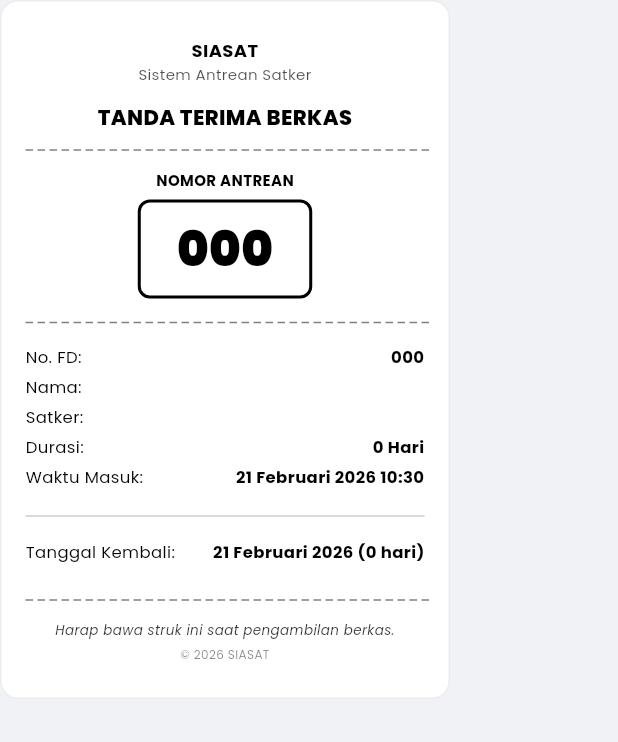
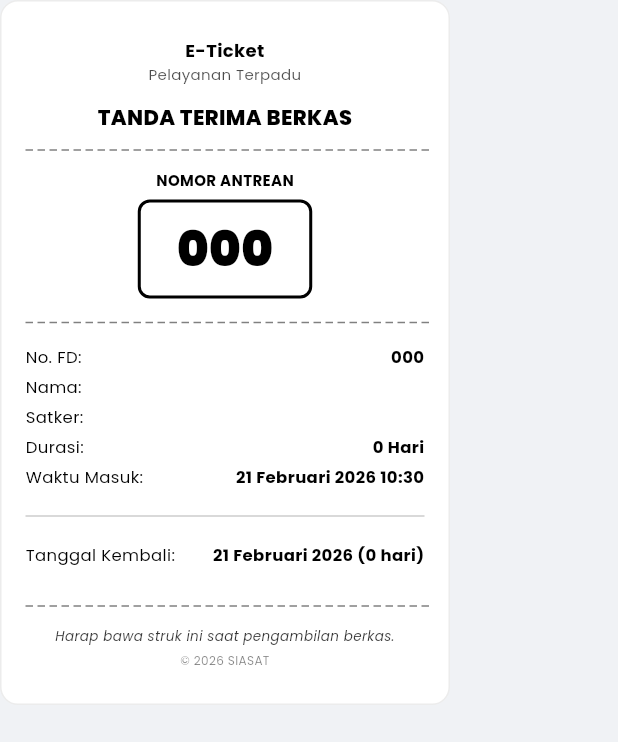
Before and after one commit to masumrpg/sistem_antrean_satker, a Flutter app: the ReceiptWidget widget shown alone on an empty page, opened directly with empty values, on a phone screen of 412 x 824 dp. Shown: the top 742 px of the screen. Run offline on Flutter 3.47's test engine with Material 3 defaults, Android fonts, the phone set to English and light mode, and no system bars; our stand-ins replace file_picker, google_fonts, pdf, printing, sqflite_common_ffi; accounts and stored records are empty.

Commit message:
feat: Refine FD number auto-increment logic, update PDF branding, and enhance input form layout with dialog-based FD entry.

```diff
--- a/lib/providers/antrian_provider.dart
+++ b/lib/providers/antrian_provider.dart
@@ -288,10 +288,9 @@ class AntrianProvider extends ChangeNotifier {
       // Save to database
       await db.insertAntrian(antrian.toMap());
 
-      if (_isAutoFD) {
-        _lastAutoFD = _nomorFD;
-        await db.saveLastFDNumber(_lastAutoFD);
-      }
+      // Update auto FD base if successful (even if manually entered)
+      _lastAutoFD = _nomorFD;
+      await db.saveLastFDNumber(_lastAutoFD);
 
       // Generate & print PDF
       final pdfDoc = await _generatePdf(antrian);
@@ -307,10 +306,11 @@ class AntrianProvider extends ChangeNotifier {
         ),
       );
 
-      // Auto-increment after printing
+      // Auto-increment after printing if auto-fd is enabled
+      // The logic requires setting _nomorFD to _lastAutoFD + 1 for the next ticket
+      // if auto-FD is currently active.
       if (_isAutoFD) {
-        _nomorFD++;
-        _lastAutoFD = _nomorFD - 1;
+        _nomorFD = _lastAutoFD + 1;
       }
 
       // Reset form
@@ -322,6 +322,7 @@ class AntrianProvider extends ChangeNotifier {
       _selectedSubSatker = '';
       _durasi = AppConstants.defaultDurasi;
 
+      // Ensure form displays the next FD correctly
       if (_isAutoFD) {
         _nomorFD = _lastAutoFD + 1;
       }
@@ -422,14 +423,14 @@ class AntrianProvider extends ChangeNotifier {
             crossAxisAlignment: pw.CrossAxisAlignment.center,
             children: [
               pw.Text(
-                'SIASAT',
+                'E-Ticket',
                 style: pw.TextStyle(
                   fontSize: 10,
                   fontWeight: pw.FontWeight.bold,
                 ),
               ),
               pw.Text(
-                'Sistem Antrean Satker',
+                'Pelayanan Terpadu',
                 style: const pw.TextStyle(fontSize: 7),
               ),
               pw.SizedBox(height: 8),
@@ -527,7 +528,7 @@ class AntrianProvider extends ChangeNotifier {
               ),
               pw.SizedBox(height: 4),
               pw.Text(
-                '© ${DateTime.now().year} SIASAT',
+                '© ${DateTime.now().year} E-Ticket',
                 style: const pw.TextStyle(
                   fontSize: 6,
                   color: PdfColors.grey600,
--- a/lib/widgets/receipt_widget.dart
+++ b/lib/widgets/receipt_widget.dart
@@ -52,7 +52,7 @@ class ReceiptWidget extends StatelessWidget {
         children: [
           // Header
           Text(
-            'SIASAT',
+            'E-Ticket',
             style: TextStyle(
               fontSize: 12,
               fontWeight: FontWeight.bold,
@@ -61,7 +61,7 @@ class ReceiptWidget extends StatelessWidget {
             textAlign: TextAlign.center,
           ),
           Text(
-            'Sistem Antrean Satker',
+            'Pelayanan Terpadu',
             style: TextStyle(
               fontSize: 10,
               color: textColor.withValues(alpha: 0.7),
@@ -145,23 +145,7 @@ class ReceiptWidget extends StatelessWidget {
           Divider(color: textColor.withValues(alpha: 0.2), height: 16),
           const SizedBox(height: 8),
 
-          Row(
-            mainAxisAlignment: MainAxisAlignment.spaceBetween,
-            children: [
-              Text(
-                'Tanggal Kembali:',
-                style: TextStyle(fontSize: 11, color: textColor),
-              ),
-              Text(
-                returnDateStr,
-                style: TextStyle(
-                  fontSize: 11,
-                  fontWeight: FontWeight.bold,
-                  color: textColor,
-                ),
-              ),
-            ],
-          ),
+          _buildRow('Tanggal Kembali', returnDateStr, textColor),
 
           if (antrian.status == Antrian.statusOut) ...[
             const SizedBox(height: 12),
--- a/pubspec.yaml
+++ b/pubspec.yaml
@@ -16,7 +16,7 @@ publish_to: 'none' # Remove this line if you wish to publish to pub.dev
 # https://developer.apple.com/library/archive/documentation/General/Reference/InfoPlistKeyReference/Articles/CoreFoundationKeys.html
 # In Windows, build-name is used as the major, minor, and patch parts
 # of the product and file versions while build-number is used as the build suffix.
-version: 1.0.13
+version: 1.0.14
 
 environment:
   sdk: ^3.11.0
```
Also changed, not shown: lib/widgets/input_form_section.dart (+38 -30 lines).
